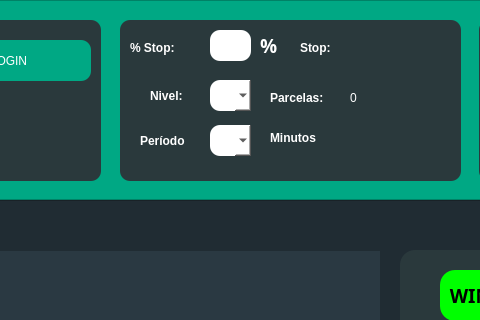
Above: roboUI.ui from NelsonChad/python-robot before the change; both pictures show x 400 to 880 and y 0 to 320 of the 1123 by 732 pixel window. Below: the same form after it.
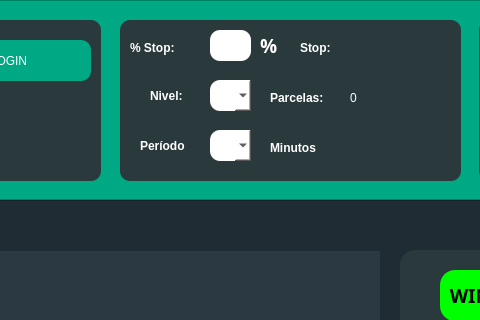
That is the form after the change.

Commit message: update stop trade

Patch:
```diff
--- a/roboUI.ui
+++ b/roboUI.ui
@@ -633,7 +633,7 @@
         <property name="geometry">
          <rect>
           <x>90</x>
-          <y>105</y>
+          <y>110</y>
           <width>41</width>
           <height>31</height>
          </rect>
@@ -657,7 +657,7 @@
         <property name="geometry">
          <rect>
           <x>20</x>
-          <y>110</y>
+          <y>115</y>
           <width>61</width>
           <height>21</height>
          </rect>
@@ -680,7 +680,7 @@
         <property name="geometry">
          <rect>
           <x>150</x>
-          <y>110</y>
+          <y>120</y>
           <width>71</width>
           <height>16</height>
          </rect>
```
The commit also changes 1 other file.
